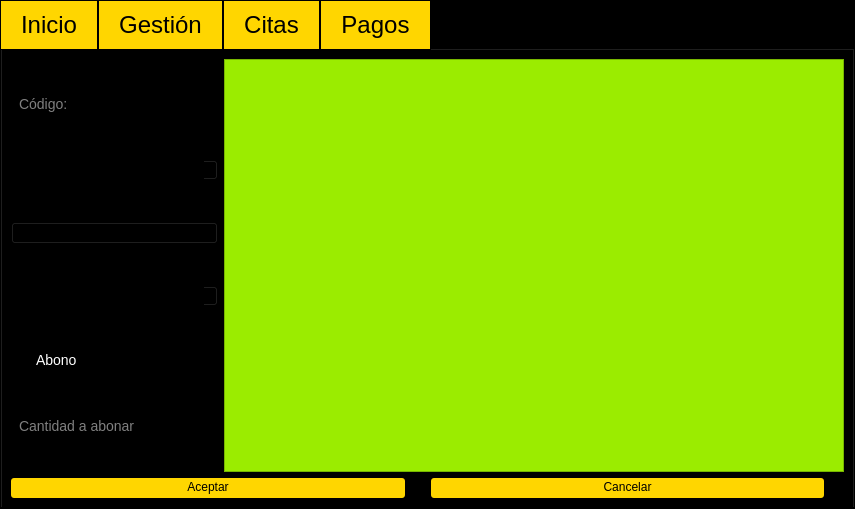
J-Pinos3/Desktop_GymManagement, file GymFitness/View/gymoperations.ui: the form before one commit.
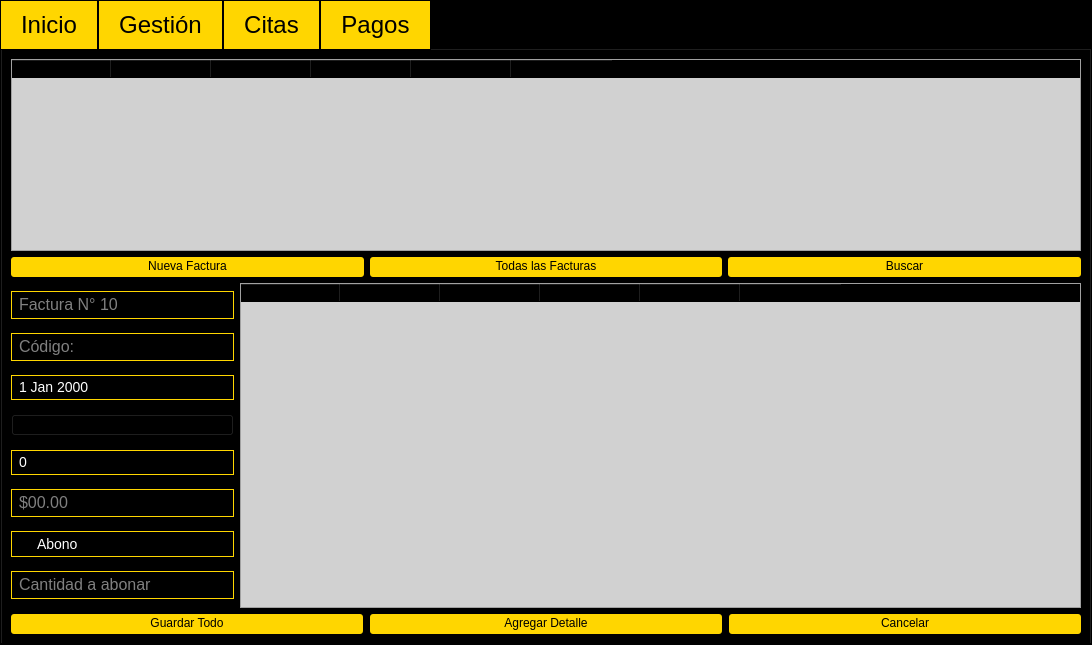
The form after the commit. The open tabs and pages were chosen to show the change.

Commit message: db file modified in detalle and planelegido, appointment and payment controllers, 2 new model classes

```diff
--- a/GymFitness/View/gymoperations.ui
+++ b/GymFitness/View/gymoperations.ui
@@ -6,8 +6,8 @@
    <rect>
     <x>0</x>
     <y>0</y>
-    <width>855</width>
-    <height>509</height>
+    <width>1092</width>
+    <height>645</height>
    </rect>
   </property>
   <property name="windowTitle">
@@ -626,20 +626,21 @@
 	padding-bottom: 4%;
 	padding-right: 7%;
 	padding-left: 7%;
-	margin-right: 20px;
+	
 	border-radius: 3px;
 }
 
 
 
 QWidget#tabPagos QLineEdit{
-	padding-top: 3%;
-	padding-bottom: 4%;
+	padding-top: 2%;
+	padding-bottom: 3%;
 	padding-left: 5%;
 	width: 100%;
 	min-width:200px;
 	color: white;
-	font-size: 14px;
+	font-size: 16px;
+	border: 1px solid #ffd600
 }
 
 QWidget#tabPagos QCheckBox{
@@ -649,16 +650,36 @@
 	width: 60%;
 	color: white;
 	font-size: 14px;
+	border: 1px solid #ffd600;
 }
 
 
 QWidget#tabPagos QTableWidget{
-	padding-left: 20px;
-	background-color: #9BEC00;
+	background-color: #d1d1d1;
 }
 
 
-</string>
+QWidget#tabPagos QDateTimeEdit{
+	padding-top: 2%;
+	padding-bottom: 3%;
+	padding-left: 5%;
+	width: 100%;
+	min-width: 200px;
+	color: white;
+	font-size: 14px;
+	border: 1px solid #ffd600;
+}
+
+QWidget#tabPagos QSpinBox{
+	padding-top: 2%;
+	padding-bottom: 3%;
+	padding-left: 5%;
+	width: 100%;
+	min-width: 200px;
+	color: white;
+	font-size: 14px;
+	border: 1px solid #ffd600;
+}</string>
       </property>
       <attribute name="title">
        <string>Pagos</string>
@@ -666,15 +687,99 @@
       <layout class="QGridLayout" name="gridLayout_2">
        <item row="0" column="0">
         <layout class="QVBoxLayout" name="verticalLayout_7">
+         <item>
+          <widget class="QTableWidget" name="tblWidPaymentInvoice">
+           <property name="sizePolicy">
+            <sizepolicy hsizetype="Expanding" vsizetype="Fixed">
+             <horstretch>0</horstretch>
+             <verstretch>0</verstretch>
+            </sizepolicy>
+           </property>
+           <column>
+            <property name="text">
+             <string>Id Cabecera</string>
+            </property>
+           </column>
+           <column>
+            <property name="text">
+             <string>Fecha de Pago</string>
+            </property>
+           </column>
+           <column>
+            <property name="text">
+             <string>Codigo Usuario</string>
+            </property>
+           </column>
+           <column>
+            <property name="text">
+             <string>Nombre</string>
+            </property>
+           </column>
+           <column>
+            <property name="text">
+             <string>Total</string>
+            </property>
+           </column>
+           <column>
+            <property name="text">
+             <string>Abono</string>
+            </property>
+           </column>
+          </widget>
+         </item>
+         <item>
+          <layout class="QHBoxLayout" name="horizontalLayout_5">
+           <property name="topMargin">
+            <number>0</number>
+           </property>
+           <item>
+            <widget class="QPushButton" name="btnPaymentNewInvoice">
+             <property name="text">
+              <string>Nueva Factura</string>
+             </property>
+            </widget>
+           </item>
+           <item>
+            <widget class="QPushButton" name="btnPaymentAllInvoices">
+             <property name="text">
+              <string>Todas las Facturas</string>
+             </property>
+            </widget>
+           </item>
+           <item>
+            <widget class="QPushButton" name="btnPaymentSearchInvoice">
+             <property name="text">
+              <string>Buscar</string>
+             </property>
+            </widget>
+           </item>
+          </layout>
+         </item>
          <item>
           <layout class="QHBoxLayout" name="horizontalLayout_4">
            <item>
             <layout class="QVBoxLayout" name="verticalLayout_6">
              <property name="spacing">
-              <number>9</number>
+              <number>6</number>
              </property>
              <item>
-              <widget class="QLineEdit" name="lineEdit_7">
+              <widget class="QLineEdit" name="invoiceNumber">
+               <property name="sizePolicy">
+                <sizepolicy hsizetype="Preferred" vsizetype="Fixed">
+                 <horstretch>0</horstretch>
+                 <verstretch>0</verstretch>
+                </sizepolicy>
+               </property>
+               <property name="readOnly">
+                <bool>false</bool>
+               </property>
+               <property name="placeholderText">
+                <string>Factura N° 10 </string>
+               </property>
+              </widget>
+             </item>
+             <item>
+              <widget class="QLineEdit" name="txtPaymentUserCode">
                <property name="sizePolicy">
                 <sizepolicy hsizetype="Preferred" vsizetype="Fixed">
                  <horstretch>0</horstretch>
@@ -693,26 +798,38 @@
               </widget>
              </item>
              <item>
-              <widget class="QDateTimeEdit" name="dateTimeEdit_2">
+              <widget class="QDateEdit" name="paymentDatePay"/>
+             </item>
+             <item>
+              <widget class="QComboBox" name="cbxPaymentPackage"/>
+             </item>
+             <item>
+              <widget class="QSpinBox" name="sbPaymentQuantity">
                <property name="sizePolicy">
                 <sizepolicy hsizetype="Preferred" vsizetype="Fixed">
                  <horstretch>0</horstretch>
                  <verstretch>0</verstretch>
                 </sizepolicy>
                </property>
+               <property name="minimumSize">
+                <size>
+                 <width>207</width>
+                 <height>0</height>
+                </size>
+               </property>
               </widget>
              </item>
              <item>
-              <widget class="QComboBox" name="comboBox"/>
-             </item>
-             <item>
-              <widget class="QSpinBox" name="spinBox">
+              <widget class="QLineEdit" name="txtPaymentAmount">
                <property name="sizePolicy">
                 <sizepolicy hsizetype="Preferred" vsizetype="Fixed">
                  <horstretch>0</horstretch>
                  <verstretch>0</verstretch>
                 </sizepolicy>
                </property>
+               <property name="placeholderText">
+                <string>$00.00</string>
+               </property>
               </widget>
              </item>
              <item>
@@ -744,21 +861,62 @@
             </layout>
            </item>
            <item>
-            <widget class="QTableWidget" name="tableWidget_3"/>
+            <widget class="QTableWidget" name="tblWidPaymentLine">
+             <column>
+              <property name="text">
+               <string>Id Detalle</string>
+              </property>
+             </column>
+             <column>
+              <property name="text">
+               <string>Paquete</string>
+              </property>
+             </column>
+             <column>
+              <property name="text">
+               <string>Cantidad</string>
+              </property>
+             </column>
+             <column>
+              <property name="text">
+               <string>Total</string>
+              </property>
+             </column>
+             <column>
+              <property name="text">
+               <string>Fecha de Pago</string>
+              </property>
+             </column>
+             <column>
+              <property name="text">
+               <string>Fecha Límite</string>
+              </property>
+             </column>
+            </widget>
            </item>
           </layout>
          </item>
          <item>
           <layout class="QHBoxLayout" name="horizontalLayout_6">
+           <property name="spacing">
+            <number>7</number>
+           </property>
            <item>
             <widget class="QPushButton" name="pushButton_7">
              <property name="text">
-              <string>Aceptar</string>
+              <string>Guardar Todo</string>
              </property>
             </widget>
            </item>
            <item>
-            <widget class="QPushButton" name="pushButton_8">
+            <widget class="QPushButton" name="btnPaymentAddLine">
+             <property name="text">
+              <string>Agregar Detalle</string>
+             </property>
+            </widget>
+           </item>
+           <item>
+            <widget class="QPushButton" name="btnPaymentCancel">
              <property name="text">
               <string>Cancelar</string>
              </property>
```
Left out of the diff: 13 changed lines with no effect on the pictures. The commit also changes 29 other files.
